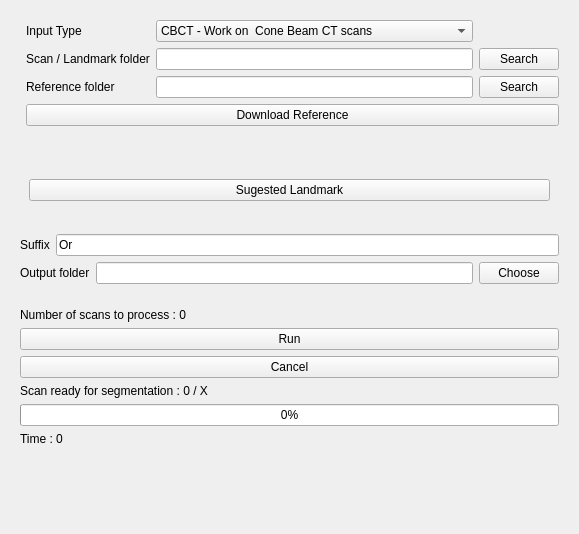
This is ASO/Resources/UI/ASO.ui in lucanchling/ASO as Qt 5 draws it before an edit. The edited form follows.
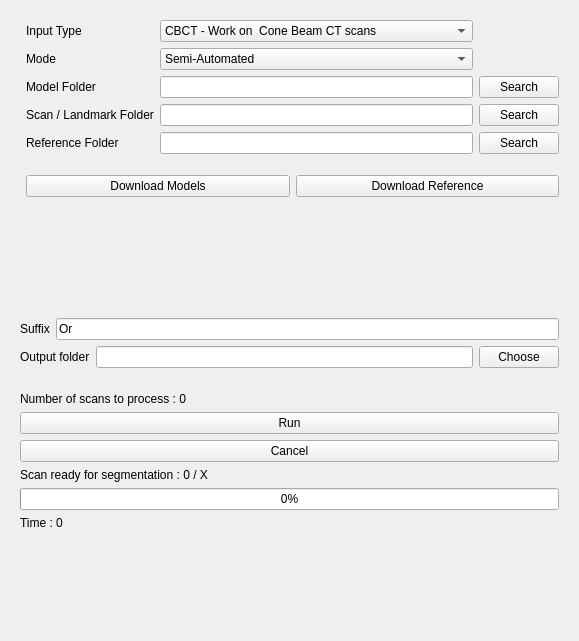
This is the edited form. The open tabs and pages were chosen to show the change. Custom widgets are drawn as their Qt base class.

Commit message: FullyAuto ASO (without pre)

The edit to the form file:
```diff
--- a/ASO/Resources/UI/ASO.ui
+++ b/ASO/Resources/UI/ASO.ui
@@ -7,7 +7,7 @@
     <x>0</x>
     <y>0</y>
     <width>579</width>
-    <height>534</height>
+    <height>641</height>
    </rect>
   </property>
   <layout class="QVBoxLayout" name="verticalLayout">
@@ -19,13 +19,6 @@
      <layout class="QFormLayout" name="formLayout_2">
       <item row="1" column="1">
        <layout class="QGridLayout" name="gridLayout">
-        <item row="1" column="0">
-         <widget class="QPushButton" name="ButtonDowloadRefLm">
-          <property name="text">
-           <string>Download Reference</string>
-          </property>
-         </widget>
-        </item>
         <item row="0" column="0">
          <layout class="QHBoxLayout" name="horizontalLayout">
           <item>
@@ -37,17 +30,31 @@
               </property>
              </widget>
             </item>
+            <item>
+             <widget class="QLabel" name="label_5">
+              <property name="text">
+               <string>Mode</string>
+              </property>
+             </widget>
+            </item>
+            <item>
+             <widget class="QLabel" name="label_6">
+              <property name="text">
+               <string>Model Folder</string>
+              </property>
+             </widget>
+            </item>
             <item>
              <widget class="QLabel" name="label_3">
               <property name="text">
-               <string>Scan / Landmark folder</string>
+               <string>Scan / Landmark Folder</string>
               </property>
              </widget>
             </item>
             <item>
              <widget class="QLabel" name="label_2">
               <property name="text">
-               <string>Reference folder</string>
+               <string>Reference Folder</string>
               </property>
              </widget>
             </item>
@@ -69,6 +76,23 @@
               </item>
              </widget>
             </item>
+            <item>
+             <widget class="QComboBox" name="CbModeType">
+              <item>
+               <property name="text">
+                <string>Semi-Automated</string>
+               </property>
+              </item>
+              <item>
+               <property name="text">
+                <string>Fully-Automated</string>
+               </property>
+              </item>
+             </widget>
+            </item>
+            <item>
+             <widget class="QLineEdit" name="lineEditModelFolder"/>
+            </item>
             <item>
              <widget class="QLineEdit" name="lineEditScanLmPath"/>
             </item>
@@ -86,6 +110,13 @@
               </property>
              </widget>
             </item>
+            <item>
+             <widget class="QPushButton" name="ButtonSearchModelFolder">
+              <property name="text">
+               <string>Search</string>
+              </property>
+             </widget>
+            </item>
             <item>
              <widget class="QPushButton" name="ButtonSearchScanLmFolder">
               <property name="text">
@@ -104,6 +135,27 @@
           </item>
          </layout>
         </item>
+        <item row="1" column="0">
+         <layout class="QHBoxLayout" name="horizontalLayout_6">
+          <property name="topMargin">
+           <number>15</number>
+          </property>
+          <item>
+           <widget class="QPushButton" name="ButtonDowloadModels">
+            <property name="text">
+             <string>Download Models</string>
+            </property>
+           </widget>
+          </item>
+          <item>
+           <widget class="QPushButton" name="ButtonDowloadRefLm">
+            <property name="text">
+             <string>Download Reference</string>
+            </property>
+           </widget>
+          </item>
+         </layout>
+        </item>
        </layout>
       </item>
      </layout>
@@ -120,12 +172,12 @@
         <property name="currentIndex">
          <number>0</number>
         </property>
-        <widget class="QWidget" name="page_2">
+        <widget class="QWidget" name="PageSemiCBCT">
          <layout class="QVBoxLayout" name="verticalLayout_11">
           <item>
            <layout class="QVBoxLayout" name="verticalLayout_3">
             <item>
-             <layout class="QHBoxLayout" name="LayoutLandmarkCBCT">
+             <layout class="QHBoxLayout" name="LayoutLandmarkSemiCBCT">
               <item>
                <widget class="QLabel" name="tohideCBCT">
                 <property name="text">
@@ -138,7 +190,7 @@
             <item>
              <widget class="QPushButton" name="ButtonSugestLmCBCT">
               <property name="text">
-               <string>Sugested Landmark</string>
+               <string>Suggested Landmarks</string>
               </property>
              </widget>
             </item>
@@ -146,12 +198,31 @@
           </item>
          </layout>
         </widget>
-        <widget class="QWidget" name="PageIOS">
+        <widget class="QWidget" name="PageAutoCBCT">
+         <layout class="QVBoxLayout" name="verticalLayout_11">
+          <item>
+           <layout class="QVBoxLayout" name="verticalLayout_3">
+            <item>
+             <layout class="QHBoxLayout" name="LayoutLandmarkAutoCBCT">
+              <item>
+               <widget class="QLabel" name="tohideCBCT">
+                <property name="text">
+                 <string/>
+                </property>
+               </widget>
+              </item>
+             </layout>
+            </item>
+         </layout>
+          </item>
+         </layout>
+        </widget>
+        <widget class="QWidget" name="PageSemiIOS">
          <layout class="QHBoxLayout" name="horizontalLayout_5">
           <item>
            <layout class="QVBoxLayout" name="verticalLayout_5">
             <item>
-             <layout class="QHBoxLayout" name="LayoutLandmarkIOS">
+             <layout class="QHBoxLayout" name="LayoutLandmarkSemiIOS">
               <item>
                <widget class="QLabel" name="tohideIOS">
                 <property name="text">
@@ -172,6 +243,27 @@
           </item>
          </layout>
         </widget>
+        <widget class="QWidget" name="PageAutoIOS">
+         <layout class="QHBoxLayout" name="horizontalLayout_5">
+          <item>
+           <layout class="QVBoxLayout" name="verticalLayout_5">
+            <item>
+             <layout class="QHBoxLayout" name="LayoutLandmarkAutoIOS">
+              <item>
+               <widget class="QLabel" name="tohideIOS">
+                <property name="text">
+                 <string/>
+                </property>
+               </widget>
+              </item>
+             </layout>
+            </item>
+            <item>
+            </item>
+           </layout>
+          </item>
+         </layout>
+        </widget>
        </widget>
       </item>
      </layout>
```
Left out of the diff: 3 changed lines with no effect on the pictures. The commit also changes 7 other files.
